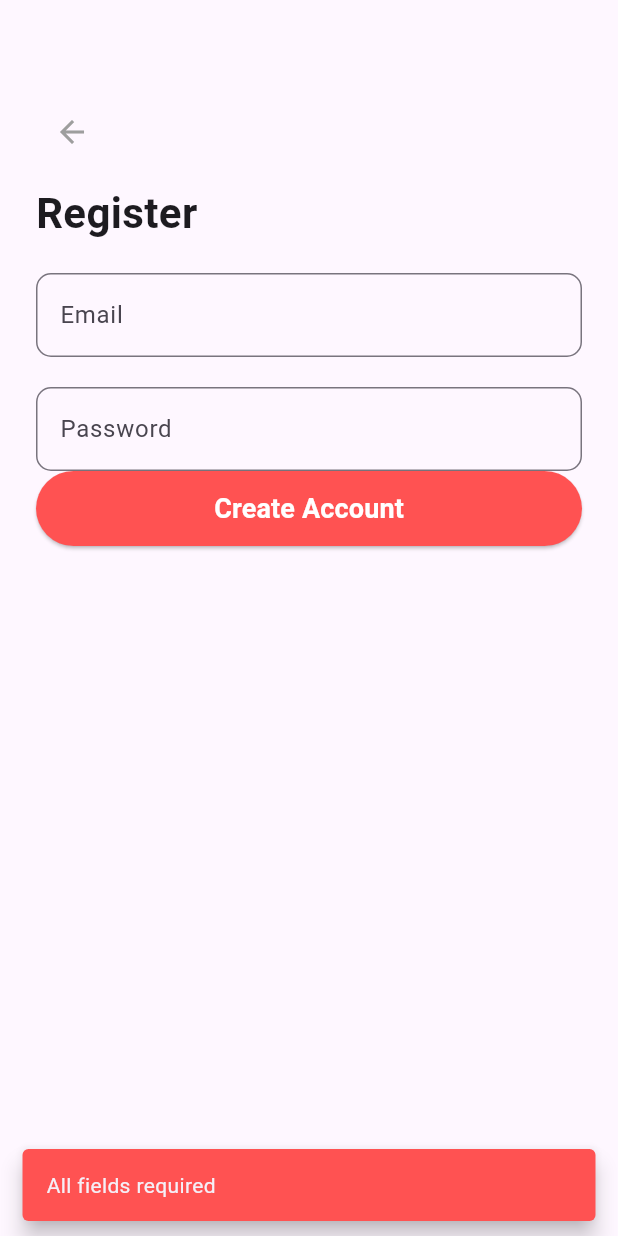
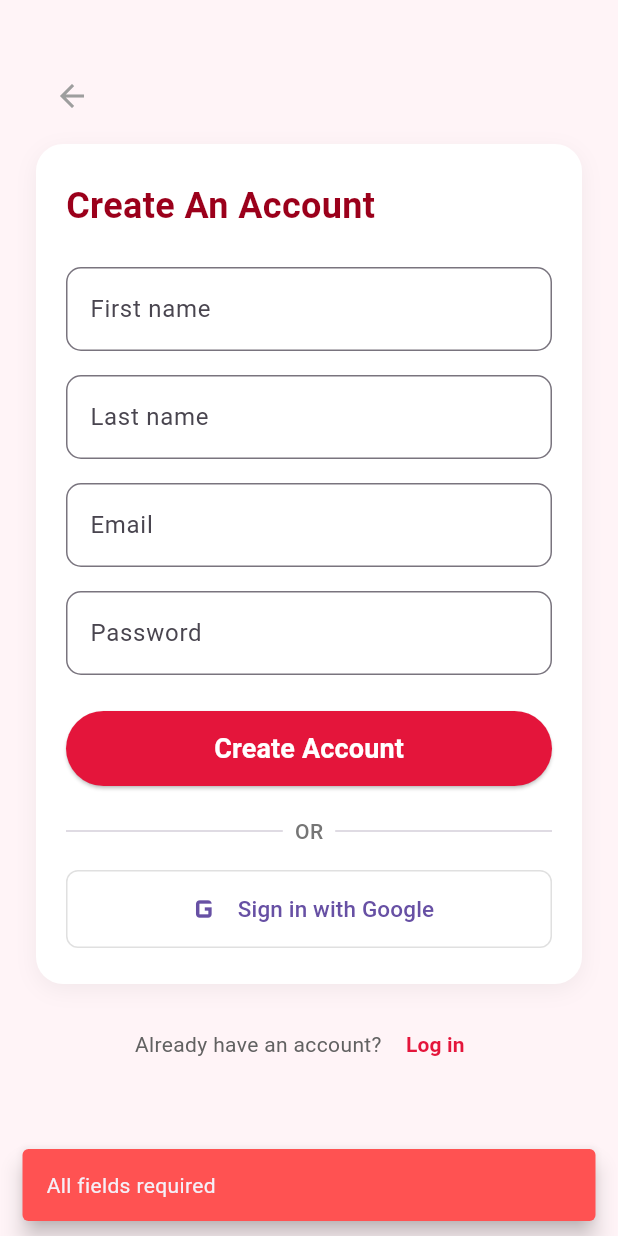
Before and after one commit to Unika1/lifelink, a Flutter app: the RegisterScreen screen opened directly, after a tap on "Create Account", on a phone screen of 412 x 824 dp. Run offline on Flutter 3.47's test engine with Material 3 defaults, Android fonts, the phone set to English and light mode, and no system bars.

Commit message:
Error solved

```diff
--- a/lib/screens/register_screen.dart
+++ b/lib/screens/register_screen.dart
@@ -1,5 +1,6 @@
 import 'package:flutter/material.dart';
 import 'package:lifelink/common/my_snackbar.dart';
+import 'package:lifelink/screens/home_screen.dart';
 import 'package:lifelink/screens/login_screen.dart';
 import 'package:lifelink/widgets/my_button.dart';
 import 'package:lifelink/widgets/my_textformfield.dart';
@@ -12,19 +13,23 @@ class RegisterScreen extends StatefulWidget {
 }
 
 class _RegisterScreenState extends State<RegisterScreen> {
-  final nameController=TextEditingController();
-  final emailController=TextEditingController();
-  final passwordController=TextEditingController();
+  final firstnameController = TextEditingController();
+  final lastnameController = TextEditingController();
+  final emailController = TextEditingController();
+  final passwordController = TextEditingController();
 
   @override
-  void dispose(){
-  nameController.dispose();
+  void dispose() {
+    firstnameController.dispose();
+    lastnameController.dispose();
     emailController.dispose();
     passwordController.dispose();
     super.dispose();
   }
+
   void _registerUser() {
-    if (nameController.text.isEmpty ||
+    if (firstnameController.text.isEmpty ||
+        lastnameController.text.isEmpty ||
         emailController.text.isEmpty ||
         passwordController.text.isEmpty) {
       showMySnackBar(
@@ -38,54 +43,188 @@ class _RegisterScreenState extends State<RegisterScreen> {
         message: "Account created successfully",
         color: Colors.green,
       );
-      Navigator.push(context, MaterialPageRoute(builder: (_) => const LoginScreen()));
+      Navigator.push(
+        context,
+        MaterialPageRoute(builder: (_) => const HomeScreen()),
+      );
     }
   }
+
+  void _goToLogin() {
+    Navigator.push(
+      context,
+      MaterialPageRoute(builder: (_) => const LoginScreen()),
+    );
+  }
+
   @override
   Widget build(BuildContext context) {
     return Scaffold(
+      backgroundColor: const Color(0xFFFFF4F7),
       body: SafeArea(
         child: SingleChildScrollView(
           child: Padding(
             padding: const EdgeInsets.all(24),
-            child:Column(
+            child: Column(
+              children: [
+                const SizedBox(height: 16),
+                Align(
+                  alignment: Alignment.centerLeft,
+                  child: IconButton(
+                    onPressed: () {
+                    },
+                    icon: const Icon(Icons.arrow_back, color: Colors.grey),
+                  ),
+                ),
+                const SizedBox(height: 8),
+
+                Container(
+                  width: double.infinity,
+                  padding: const EdgeInsets.symmetric(
+                    horizontal: 20,
+                    vertical: 24,
+                  ),
+                  decoration: BoxDecoration(
+                    color: Colors.white,
+                    borderRadius: BorderRadius.circular(18),
+                    boxShadow: [
+                      BoxShadow(
+                        color: Colors.black.withOpacity(0.05),
+                        blurRadius: 12,
+                        offset: const Offset(0, 4),
+                      ),
+                    ],
+                  ),
+                  child: Column(
                     crossAxisAlignment: CrossAxisAlignment.start,
                     children: [
-                const SizedBox(height: 40),
-                IconButton(onPressed: (){
+                      const Text(
+                        "Create An Account",
+                        style: TextStyle(
+                          fontSize: 24,
+                          fontWeight: FontWeight.w700,
+                          color: Color(0xFF9B001B),
+                        ),
+                      ),
+                      const SizedBox(height: 24),
 
-                }, icon: const Icon(Icons.arrow_back,color: Colors.grey),
+                      MyTextformfield(
+                        labelText: "First name",
+                        hintText: "Enter your first name",
+                        controller: firstnameController,
                       ),
-                const SizedBox(height: 10),
-                const Text(
-                  "Register",
-                  style: TextStyle(fontSize: 28,fontWeight: FontWeight.bold),
+                      const SizedBox(height: 16),
+
+                      MyTextformfield(
+                        labelText: "Last name",
+                        hintText: "Enter your last name",
+                        controller: lastnameController,
                       ),
-                const SizedBox(height: 20),
+                      const SizedBox(height: 16),
+
                       MyTextformfield(
                         labelText: "Email",
                         hintText: "Enter your email",
-                  controller: emailController
+                        controller: emailController,
                       ),
-                const SizedBox(height:20),
+                      const SizedBox(height: 16),
 
                       MyTextformfield(
                         labelText: "Password",
-                  hintText: "Create Password",
+                        hintText: "Create password",
                         controller: passwordController,
                       ),
-                MyButton(
+                      const SizedBox(height: 24),
+
+                      SizedBox(
+                        width: double.infinity,
+                        child: MyButton(
                           text: "Create Account",
-                  color: Colors.redAccent,
+                          color: const Color(0xFFE4153B),
                           onPressed: _registerUser,
                         ),
-                const Spacer(),
+                      ),
+                      const SizedBox(height: 20),
+
+                      Row(
+                        children: [
+                          const Expanded(child: Divider(thickness: 0.8)),
+                          const SizedBox(width: 8),
+                          Text(
+                            "OR",
+                            style: TextStyle(
+                              color: Colors.grey.shade600,
+                              fontWeight: FontWeight.w500,
+                            ),
+                          ),
+                          const SizedBox(width: 8),
+                          const Expanded(child: Divider(thickness: 0.8)),
+                        ],
+                      ),
+                      const SizedBox(height: 16),
+
+                      SizedBox(
+                        width: double.infinity,
+                        child: OutlinedButton(
+                          onPressed: () {
+                            showMySnackBar(
+                              context: context,
+                              message: "Google sign in pressed",
+                              color: Colors.redAccent,
+                            );
+                          },
+                          style: OutlinedButton.styleFrom(
+                            padding:
+                                const EdgeInsets.symmetric(vertical: 12),
+                            shape: RoundedRectangleBorder(
+                              borderRadius: BorderRadius.circular(8),
+                            ),
+                            side: BorderSide(color: Colors.grey.shade300),
+                          ),
+                          child: Row(
+                            mainAxisSize: MainAxisSize.min,
+                            mainAxisAlignment: MainAxisAlignment.center,
+                            children: const [
+                              Icon(Icons.g_mobiledata, size: 28),
+                              SizedBox(width: 8),
+                              Text(
+                                "Sign in with Google",
+                                style: TextStyle(fontSize: 15),
+                              ),
+                            ],
+                          ),
+                        ),
+                      ),
+                    ],
+                  ),
+                ),
+
+                const SizedBox(height: 16),
+                Row(
+                  mainAxisAlignment: MainAxisAlignment.center,
+                  children: [
+                    Text(
+                      "Already have an account? ",
+                      style: TextStyle(color: Colors.grey.shade700),
+                    ),
+                    TextButton(
+                      onPressed: _goToLogin,
+                      child: const Text(
+                        "Log in",
+                        style: TextStyle(
+                          color: Color(0xFFE4153B),
+                          fontWeight: FontWeight.w600,
+                        ),
+                      ),
+                    ),
+                  ],
+                ),
+                const SizedBox(height: 8),
               ],
             ),
           ),
         ),
       ),
-
     );
   }
 }
```
Lines whose indentation alone changed are shown as unchanged.
